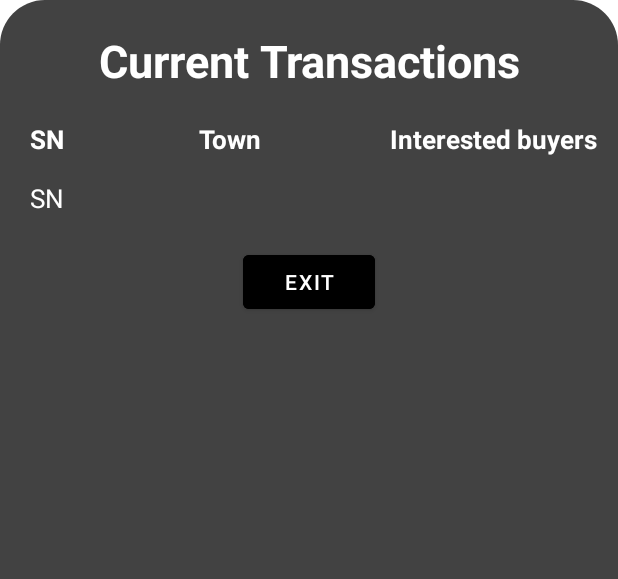
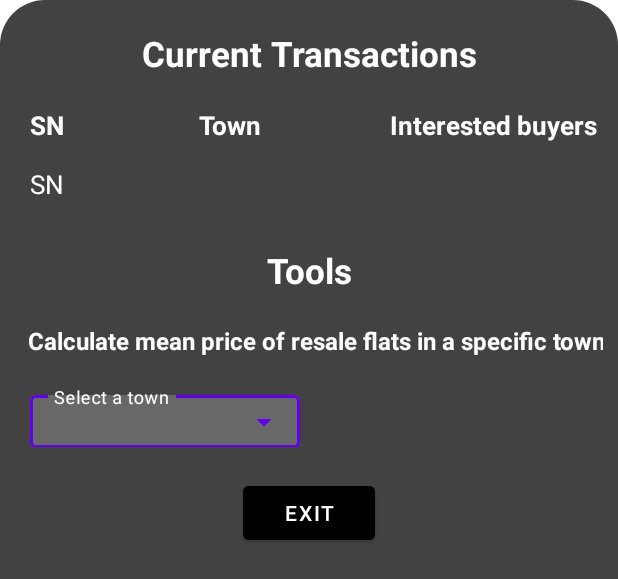
Before and after one commit to treesturn/PropertyResale_Application, an Android app: the layout bottomsheetlayout.xml on its own in the app's theme, with its tools: preview values and no code run, on a phone screen of 412 x 824 dp. Shown: the top 579 px of the screen. Run offline under Robolectric (Android 15) with nearby library versions, the phone set to English and light mode, and no system bars.

Commit message:
Added slide up menu for query 4 - transact info added drop down to select towns

```diff
--- a/app/src/main/res/layout/bottomsheetlayout.xml
+++ b/app/src/main/res/layout/bottomsheetlayout.xml
@@ -15,7 +15,7 @@
         android:layout_width="match_parent"
         android:layout_height="wrap_content"
         android:text="Current Transactions"
-        android:textSize="30dp"
+        android:textSize="23dp"
         android:textColor="@color/white"
         android:textStyle="bold"
         android:textAlignment="center"/>
@@ -99,8 +99,65 @@
 <!--            android:textColor="@color/white" />-->
     </LinearLayout>
 
+    <TextView
+        android:id="@+id/Tools_title"
+        app:layout_constraintTop_toBottomOf="@+id/linear_layout2"
+        app:layout_constraintEnd_toEndOf="parent"
+        app:layout_constraintStart_toStartOf="parent"
+        android:layout_marginTop="30dp"
+        android:layout_width="match_parent"
+        android:layout_height="wrap_content"
+        android:text="Tools"
+        android:textSize="23dp"
+        android:textColor="@color/white"
+        android:textStyle="bold"
+        android:textAlignment="center"/>
+
+    <TextView
+        app:layout_constraintStart_toStartOf="parent"
+        app:layout_constraintEnd_toEndOf="parent"
+        app:layout_constraintTop_toBottomOf="@+id/Tools_title"
+        android:layout_marginTop="20dp"
+        android:id="@+id/average_price"
+        android:layout_marginStart="10sp"
+        android:layout_width="wrap_content"
+        android:layout_height="wrap_content"
+        android:text="Calculate mean price of resale flats in a specific town"
+        android:textSize="15.8sp"
+        android:textColor="@color/white"
+        android:textStyle="bold"/>
+
+    <LinearLayout
+        android:id="@+id/linear_layout3"
+        app:layout_constraintTop_toBottomOf="@+id/average_price"
+        app:layout_constraintEnd_toEndOf="parent"
+        app:layout_constraintStart_toStartOf="parent"
+        android:layout_marginStart="10dp"
+        android:layout_marginTop="20dp"
+        android:layout_width="match_parent"
+        android:layout_height="wrap_content"
+        android:orientation="horizontal">
+
+        <com.google.android.material.textfield.TextInputLayout
+            android:layout_width="180dp"
+            android:layout_height="40dp"
+            android:hint="Select a town"
+            app:hintTextColor="@color/white"
+            style="@style/Widget.MaterialComponents.TextInputLayout.OutlinedBox.ExposedDropdownMenu">
+            <AutoCompleteTextView
+                android:id="@+id/town_dropdown"
+                android:layout_width="match_parent"
+                android:layout_height="35dp"
+                android:inputType="none"/>
+        </com.google.android.material.textfield.TextInputLayout>
+
+
+
+
+    </LinearLayout>
+
     <Button
-        app:layout_constraintTop_toBottomOf="@+id/linear_layout2"
+        app:layout_constraintTop_toBottomOf="@+id/linear_layout3"
         app:layout_constraintEnd_toEndOf="parent"
         app:layout_constraintStart_toStartOf="parent"
         android:layout_marginTop="20dp"
```
Also changed, not shown: app/src/main/java/com/example/propertyresale_app/DatabaseHelper.java (+32 -0 lines), app/src/main/java/com/example/propertyresale_app/user_account.java (+24 -2 lines), app/src/main/res/layout/activity_account_user.xml (+5 -3 lines), app/src/main/res/layout/town_list.xml (added, +11 -0 lines).
